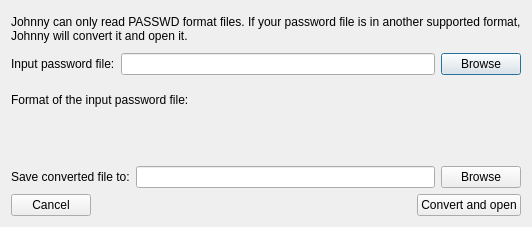
Before: the Qt Designer form forms/openotherformatfiledialog.ui in openwall/johnny, drawn with Qt 5.
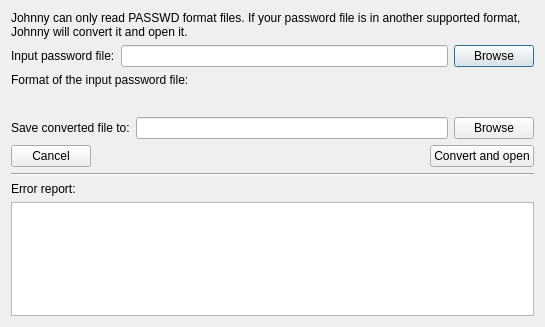
After: the same form once the commit is applied.

The edit to the form file:
```diff
--- a/forms/openotherformatfiledialog.ui
+++ b/forms/openotherformatfiledialog.ui
@@ -6,8 +6,8 @@
    <rect>
     <x>0</x>
     <y>0</y>
-    <width>532</width>
-    <height>227</height>
+    <width>545</width>
+    <height>327</height>
    </rect>
   </property>
   <property name="windowTitle">
@@ -109,6 +109,23 @@
      </item>
     </layout>
    </item>
+   <item>
+    <widget class="Line" name="line">
+     <property name="orientation">
+      <enum>Qt::Horizontal</enum>
+     </property>
+    </widget>
+   </item>
+   <item>
+    <widget class="QLabel" name="label_5">
+     <property name="text">
+      <string>Error report:</string>
+     </property>
+    </widget>
+   </item>
+   <item>
+    <widget class="QTextEdit" name="textEditErrors"/>
+   </item>
   </layout>
  </widget>
  <resources/>
```
